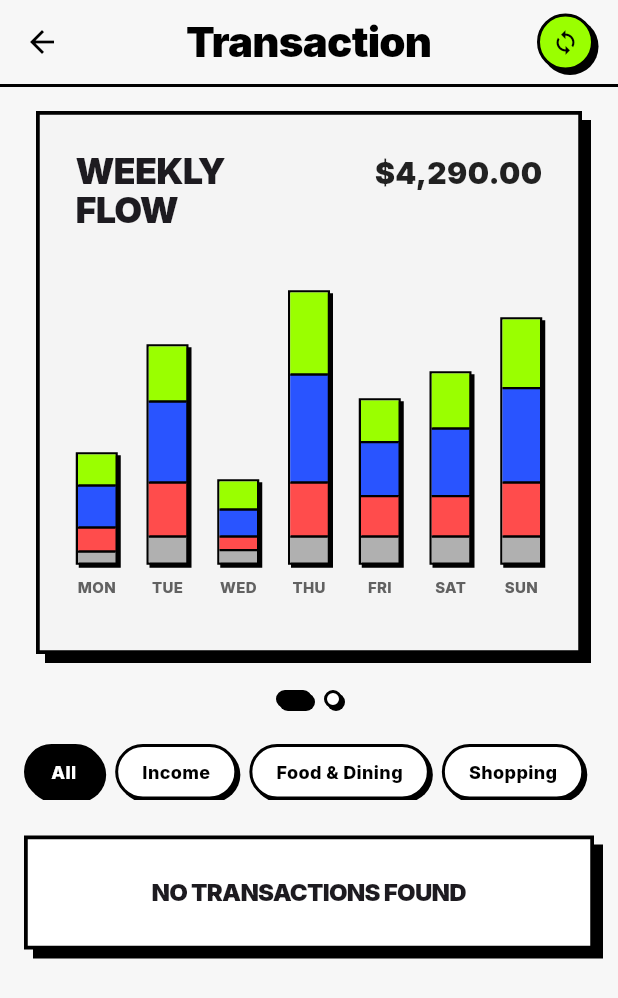
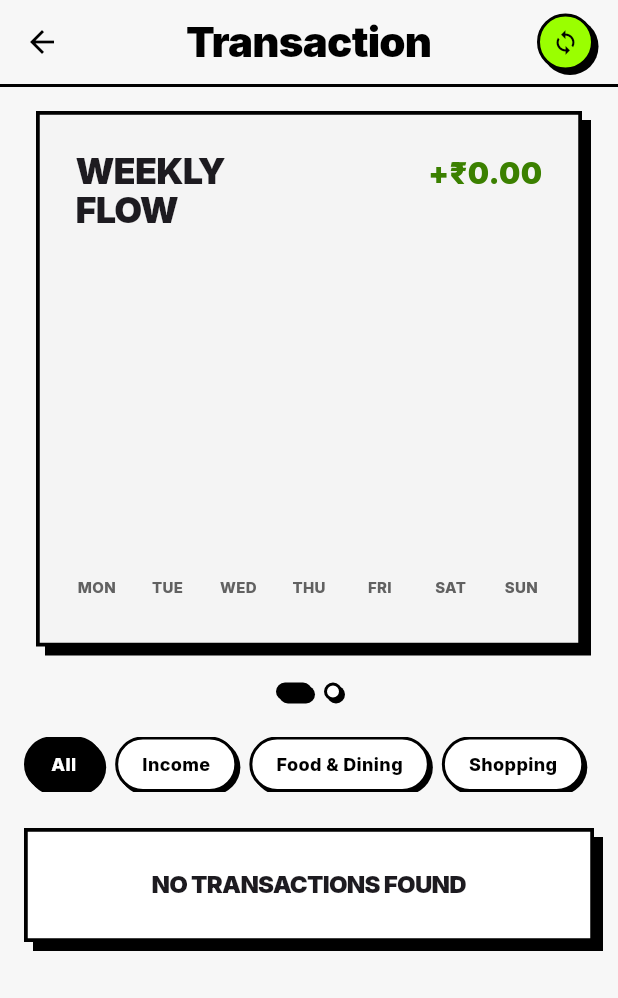
Before and after one commit to Atharvanair09/Sub-Zero, a Flutter app: the GoalsPage screen opened directly, on a phone screen of 412 x 824 dp. Shown: the top 998 px of the screen. Run offline on Flutter 3.47's test engine with Material 3 defaults, Android fonts, the phone set to English and light mode, and no system bars; our stand-ins replace fl_chart, google_fonts, google_sign_in, loading_animation_widget, shared_preferences; accounts and stored records are empty.

Commit message:
version 5.35.0

```diff
--- a/mobile/subzero/lib/goals_page.dart
+++ b/mobile/subzero/lib/goals_page.dart
@@ -29,6 +29,7 @@ class _GoalsPageState extends State<GoalsPage> with WidgetsBindingObserver {
   Timer? _syncTimer;
   int _currentGraphIndex = 0;
   final PageController _graphPageController = PageController();
+  int _touchedPieIndex = -1;
 
   final List<Color> _cardColors = const [
     Color(0xFF2954FF), // Blue
@@ -363,6 +364,65 @@ class _GoalsPageState extends State<GoalsPage> with WidgetsBindingObserver {
       groupedTxns.putIfAbsent(header, () => []).add(t);
     }
 
+    // Calculate Weekly Flow
+    List<double> incoming = List.filled(7, 0.0);
+    List<double> outgoing = List.filled(7, 0.0);
+
+    DateTime now = DateTime.now();
+    DateTime todayStart = DateTime(now.year, now.month, now.day);
+    DateTime startOfWeek = todayStart.subtract(Duration(days: now.weekday - 1));
+
+    for (var t in _transactions) {
+      final dateStr = t['date'] ?? '';
+      final parsedDate = DateTime.tryParse(dateStr);
+      if (parsedDate == null) continue;
+
+      final txnDate = DateTime(parsedDate.year, parsedDate.month, parsedDate.day);
+      if (txnDate.isBefore(startOfWeek) || txnDate.isAfter(todayStart)) continue;
+
+      int dayIndex = txnDate.difference(startOfWeek).inDays;
+      if (dayIndex >= 0 && dayIndex < 7) {
+        final double amount = (t['amount'] ?? 0).toDouble();
+        final String type = (t['type'] ?? 'debit').toString().toLowerCase();
+
+        if (type == 'credit') {
+          incoming[dayIndex] += amount;
+        } else {
+          outgoing[dayIndex] += amount;
+        }
+      }
+    }
+
+    double maxAmount = 0;
+    for (int i = 0; i < 7; i++) {
+      if (incoming[i] + outgoing[i] > maxAmount) {
+        maxAmount = incoming[i] + outgoing[i];
+      }
+    }
+    if (maxAmount == 0) maxAmount = 1;
+
+    final double maxBarHeight = 180.0;
+
+    List<List<double>> chartHeights = List.generate(7, (index) {
+      if (index > now.weekday - 1) return []; // Future days empty
+
+      double incH = (incoming[index] / maxAmount) * maxBarHeight;
+      double outH = (outgoing[index] / maxAmount) * maxBarHeight;
+
+      if (incoming[index] > 0 && incH < 2) incH = 2;
+      if (outgoing[index] > 0 && outH < 2) outH = 2;
+
+      return [incH, outH];
+    });
+
+    double totalIncoming = incoming.reduce((a, b) => a + b);
+    double totalOutgoing = outgoing.reduce((a, b) => a + b);
+    double netFlow = totalIncoming - totalOutgoing;
+
+    String sign = netFlow >= 0 ? '+' : '-';
+    String weeklyFlowText = '$sign\₹${netFlow.abs().toStringAsFixed(2)}';
+    Color weeklyFlowColor = netFlow >= 0 ? const Color(0xFF3B8000) : const Color(0xFFFF4C4C);
+
     return Scaffold(
       backgroundColor: const Color(0xFFF7F7F7),
       appBar: AppBar(
@@ -412,7 +472,7 @@ class _GoalsPageState extends State<GoalsPage> with WidgetsBindingObserver {
               children: [
                 // Graphs PageView
                 SizedBox(
-                  height: 370,
+                  height: 365,
                   child: PageView(
                     controller: _graphPageController,
                     onPageChanged: (index) {
@@ -444,11 +504,11 @@ class _GoalsPageState extends State<GoalsPage> with WidgetsBindingObserver {
                                   ),
                                 ),
                                 Text(
-                                  '\$4,290.00',
+                                  weeklyFlowText,
                                   style: GoogleFonts.inter(
                                     fontWeight: FontWeight.w900,
                                     fontSize: 20,
-                                    color: Colors.black87,
+                                    color: weeklyFlowColor,
                                   ),
                                 ),
                               ],
@@ -461,13 +521,13 @@ class _GoalsPageState extends State<GoalsPage> with WidgetsBindingObserver {
                                 crossAxisAlignment: CrossAxisAlignment.end,
                                 mainAxisAlignment: MainAxisAlignment.spaceBetween,
                                 children: [
-                                  _buildDividedChartColumn('MON', [20, 28, 16, 8]),
-                                  _buildDividedChartColumn('TUE', [36, 54, 36, 18]),
-                                  _buildDividedChartColumn('WED', [18, 18, 9, 9]),
-                                  _buildDividedChartColumn('THU', [54, 72, 36, 18]),
-                                  _buildDividedChartColumn('FRI', [27, 36, 27, 18]),
-                                  _buildDividedChartColumn('SAT', [36, 45, 27, 18]),
-                                  _buildDividedChartColumn('SUN', [45, 63, 36, 18]),
+                                  _buildDividedChartColumn('MON', chartHeights[0], incoming[0], outgoing[0]),
+                                  _buildDividedChartColumn('TUE', chartHeights[1], incoming[1], outgoing[1]),
+                                  _buildDividedChartColumn('WED', chartHeights[2], incoming[2], outgoing[2]),
+                                  _buildDividedChartColumn('THU', chartHeights[3], incoming[3], outgoing[3]),
+                                  _buildDividedChartColumn('FRI', chartHeights[4], incoming[4], outgoing[4]),
+                                  _buildDividedChartColumn('SAT', chartHeights[5], incoming[5], outgoing[5]),
+                                  _buildDividedChartColumn('SUN', chartHeights[6], incoming[6], outgoing[6]),
                                 ],
                               ),
                             ),
@@ -682,17 +742,29 @@ class _GoalsPageState extends State<GoalsPage> with WidgetsBindingObserver {
     );
   }
 
-  Widget _buildDividedChartColumn(String label, List<double> heights) {
+  Widget _buildDividedChartColumn(String label, List<double> heights, [double incomingAmt = 0, double outgoingAmt = 0]) {
     final colors = [
-      const Color(0xFF9AFF00), // Green
-      const Color(0xFF2954FF), // Blue
-      const Color(0xFFFF4C4C), // Red
-      const Color(0xFFB0B0B0), // Grey
+      const Color(0xFF9AFF00), // Green (Incoming)
+      const Color(0xFFFF4C4C), // Red (Outgoing)
     ];
 
-    return Column(
+    bool isEmpty = heights.isEmpty || heights.every((h) => h == 0);
+
+    return Tooltip(
+      message: 'In: ₹${incomingAmt.toStringAsFixed(0)} | Out: ₹${outgoingAmt.toStringAsFixed(0)}',
+      triggerMode: TooltipTriggerMode.tap,
+      preferBelow: false,
+      textStyle: GoogleFonts.inter(color: Colors.white, fontSize: 12, fontWeight: FontWeight.bold),
+      decoration: BoxDecoration(
+        color: Colors.black87,
+        borderRadius: BorderRadius.circular(8),
+      ),
+      child: Column(
         mainAxisAlignment: MainAxisAlignment.end,
         children: [
+        if (isEmpty)
+          const SizedBox(width: 28) // Placeholder to maintain width
+        else
           Container(
             width: 28,
             decoration: BoxDecoration(
@@ -708,12 +780,23 @@ class _GoalsPageState extends State<GoalsPage> with WidgetsBindingObserver {
               mainAxisSize: MainAxisSize.min,
               mainAxisAlignment: MainAxisAlignment.end,
               children: List.generate(heights.length, (index) {
+                if (heights[index] == 0) return const SizedBox.shrink();
+
+                // Determine if this is the first non-zero element to avoid drawing a top border for it
+                bool isFirstNonZero = true;
+                for (int i = 0; i < index; i++) {
+                  if (heights[i] > 0) {
+                    isFirstNonZero = false;
+                    break;
+                  }
+                }
+
                 return Container(
                   width: double.infinity,
                   height: heights[index],
                   decoration: BoxDecoration(
                     color: colors[index % colors.length],
-                  border: index == 0 ? null : const Border(top: BorderSide(color: Colors.black, width: 1.5)),
+                    border: isFirstNonZero ? null : const Border(top: BorderSide(color: Colors.black, width: 1.5)),
                   ),
                 );
               }),
@@ -729,6 +812,7 @@ class _GoalsPageState extends State<GoalsPage> with WidgetsBindingObserver {
           ),
         ),
       ],
+      ),
     );
   }
 
@@ -753,59 +837,84 @@ class _GoalsPageState extends State<GoalsPage> with WidgetsBindingObserver {
   }
 
   Widget _buildPieChartCard() {
+    final categories = [
+      'Food & Dining', 'Shopping', 'Transport',
+      'Entertainment', 'Bills & Utilities', 'Healthcare', 'Travel',
+      'Investments', 'Transfers', 'Subscriptions', 'Others'
+    ];
+
     Map<String, double> categoryTotals = {
-      'TECH': 0,
-      'FOOD': 0,
-      'LIFE': 0,
+      for (var cat in categories) cat: 0.0
     };
+
     for (var t in _transactions) {
       final String type = (t['type'] ?? 'debit').toString().toLowerCase();
       if (type == 'credit') continue;
 
-      final category = (t['category'] ?? '').toString().toLowerCase();
-      final name = (t['name'] ?? '').toString().toLowerCase();
-
-      bool isFood = name.contains('zomato') || name.contains('swiggy') || ['food', 'dining'].contains(category);
-      bool isTech = name.contains('pvr') || name.contains('valve') || name.contains('amazon') || ['entertainment', 'ott', 'streaming', 'music', 'tech', 'work'].contains(category);
-
+      final String category = (t['category'] ?? '').toString().toLowerCase();
+      final String name = (t['name'] ?? '').toString().toLowerCase();
       final double amount = (t['amount'] ?? 0).toDouble();
 
-      if (isTech) {
-        categoryTotals['TECH'] = categoryTotals['TECH']! + amount;
-      } else if (isFood) {
-        categoryTotals['FOOD'] = categoryTotals['FOOD']! + amount;
+      String matchedCat = 'Others';
+
+      if (name.contains('zomato') || name.contains('swiggy') || ['food', 'dining'].contains(category)) {
+        matchedCat = 'Food & Dining';
+      } else if (name.contains('pvr') || name.contains('valve') || name.contains('amazon') || ['entertainment', 'ott', 'streaming', 'music', 'tech', 'work'].contains(category)) {
+        matchedCat = 'Entertainment';
       } else {
-        categoryTotals['LIFE'] = categoryTotals['LIFE']! + amount;
+        for (var cat in categories) {
+          if (cat == 'Others') continue;
+          if (category == cat.toLowerCase() || category.contains(cat.toLowerCase().split(' ')[0])) {
+            matchedCat = cat;
+            break;
+          }
         }
       }
 
+      categoryTotals[matchedCat] = categoryTotals[matchedCat]! + amount;
+    }
+
     final Map<String, Color> categoryColors = {
-      'TECH': const Color(0xFF2954FF), // Blue
-      'FOOD': const Color(0xFF9C27B0), // Purple
-      'LIFE': const Color(0xFFFFDE43), // Yellow
+      'Food & Dining': const Color(0xFF9C27B0), // Purple
+      'Shopping': const Color(0xFFE91E63), // Pink
+      'Transport': const Color(0xFF2196F3), // Blue
+      'Entertainment': const Color(0xFFFF9800), // Orange
+      'Bills & Utilities': const Color(0xFF4CAF50), // Green
+      'Healthcare': const Color(0xFFF44336), // Red
+      'Travel': const Color(0xFF00BCD4), // Cyan
+      'Investments': const Color(0xFF3F51B5), // Indigo
+      'Transfers': const Color(0xFF607D8B), // Blue Grey
+      'Subscriptions': const Color(0xFF795548), // Brown
+      'Others': const Color(0xFFFFDE43), // Yellow
     };
 
     final sortedEntries = categoryTotals.entries.where((e) => e.value > 0).toList()
       ..sort((a, b) => b.value.compareTo(a.value));
 
     List<PieChartSectionData> sections = [];
+    int index = 0;
 
     for (var entry in sortedEntries) {
+      final isTouched = index == _touchedPieIndex;
+      final double radius = isTouched ? 75.0 : 65.0;
+      final String title = isTouched ? '${entry.key}\n\₹${entry.value.toInt()}' : '\₹${entry.value.toInt()}';
+
       sections.add(
         PieChartSectionData(
-          color: categoryColors[entry.key],
+          color: categoryColors[entry.key] ?? Colors.grey,
           value: entry.value,
-          title: '\$${entry.value.toInt()}',
+          title: title,
           titleStyle: GoogleFonts.inter(
             fontWeight: FontWeight.w900,
-            fontSize: 10,
+            fontSize: isTouched ? 12 : 10,
             color: Colors.white,
             shadows: [const Shadow(color: Colors.black, blurRadius: 2)],
           ),
-          radius: 50,
+          radius: radius,
           borderSide: const BorderSide(color: Colors.black, width: 2),
         ),
       );
+      index++;
     }
 
     if (sections.isEmpty) {
@@ -814,7 +923,7 @@ class _GoalsPageState extends State<GoalsPage> with WidgetsBindingObserver {
           color: Colors.grey,
           value: 1,
           title: '',
-          radius: 50,
+          radius: 65,
           borderSide: const BorderSide(color: Colors.black, width: 2),
         )
       );
@@ -837,15 +946,16 @@ class _GoalsPageState extends State<GoalsPage> with WidgetsBindingObserver {
           ),
           const SizedBox(height: 16),
           SizedBox(
-            height: 160,
-            child: Row(
-              children: [
-                Expanded(
-                  flex: 3,
+            width: double.infinity,
+            child: Center(
+              child: SizedBox(
+                width: 200,
+                height: 200,
                 child: Container(
-                    decoration: const BoxDecoration(
+                  decoration: BoxDecoration(
                     shape: BoxShape.circle,
-                      boxShadow: [
+                    border: Border.all(color: Colors.black, width: 2.5),
+                    boxShadow: const [
                       BoxShadow(
                         color: Colors.black,
                         offset: Offset(4, 4),
@@ -854,54 +964,27 @@ class _GoalsPageState extends State<GoalsPage> with WidgetsBindingObserver {
                   ),
                   child: PieChart(
                     PieChartData(
+                      pieTouchData: PieTouchData(
+                        touchCallback: (FlTouchEvent event, pieTouchResponse) {
+                          setState(() {
+                            if (!event.isInterestedForInteractions ||
+                                pieTouchResponse == null ||
+                                pieTouchResponse.touchedSection == null) {
+                              _touchedPieIndex = -1;
+                              return;
+                            }
+                            _touchedPieIndex = pieTouchResponse.touchedSection!.touchedSectionIndex;
+                          });
+                        },
+                      ),
                       sectionsSpace: 0,
-                        centerSpaceRadius: 25,
+                      centerSpaceRadius: 30,
                       sections: sections,
                       borderData: FlBorderData(show: false),
                     ),
                   ),
                 ),
               ),
-                const SizedBox(width: 16),
-                Expanded(
-                  flex: 2,
-                  child: Column(
-                    mainAxisAlignment: MainAxisAlignment.center,
-                    crossAxisAlignment: CrossAxisAlignment.start,
-                    children: sortedEntries.map((e) {
-                      final color = categoryColors[e.key]!;
-                      return Padding(
-                        padding: const EdgeInsets.only(bottom: 8.0),
-                        child: Row(
-                          children: [
-                            Container(
-                              width: 12,
-                              height: 12,
-                              decoration: BoxDecoration(
-                                color: color,
-                                border: Border.all(color: Colors.black, width: 1.5),
-                              ),
-                            ),
-                            const SizedBox(width: 6),
-                            Expanded(
-                              child: Text(
-                                e.key,
-                                style: GoogleFonts.inter(
-                                  fontWeight: FontWeight.w800,
-                                  fontSize: 10,
-                                  color: Colors.black87,
-                                ),
-                                maxLines: 1,
-                                overflow: TextOverflow.ellipsis,
-                              ),
-                            ),
-                          ],
-                        ),
-                      );
-                    }).toList(),
-                  ),
-                ),
-              ],
             ),
           ),
         ],
```
Lines whose indentation alone changed are shown as unchanged.
